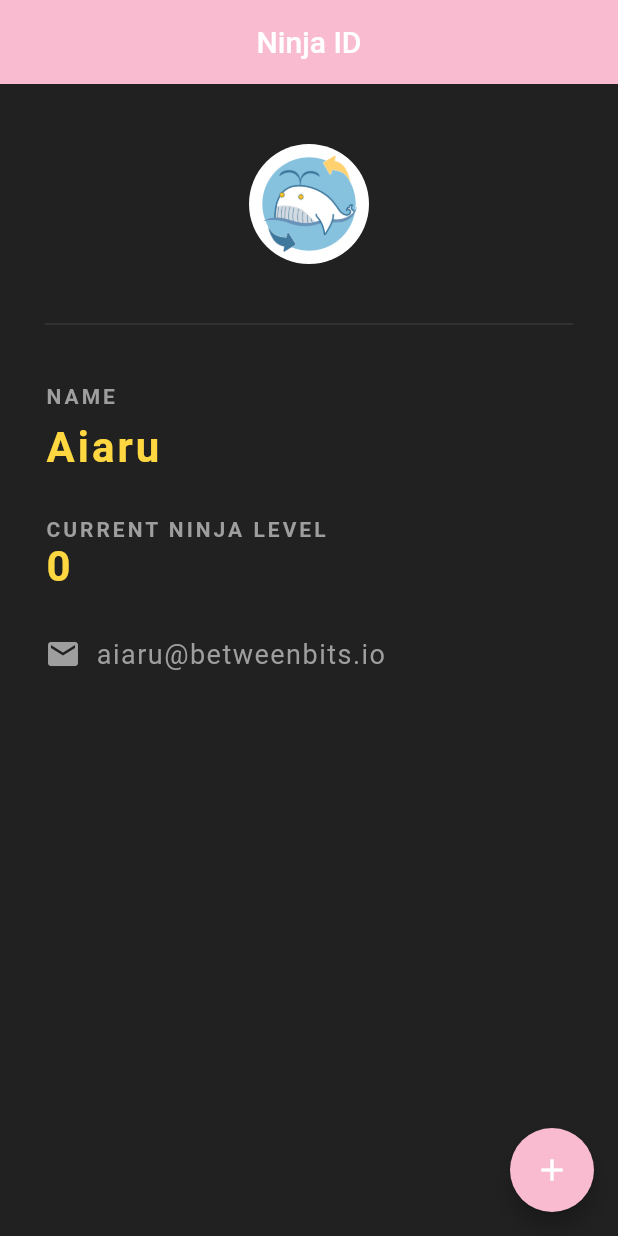
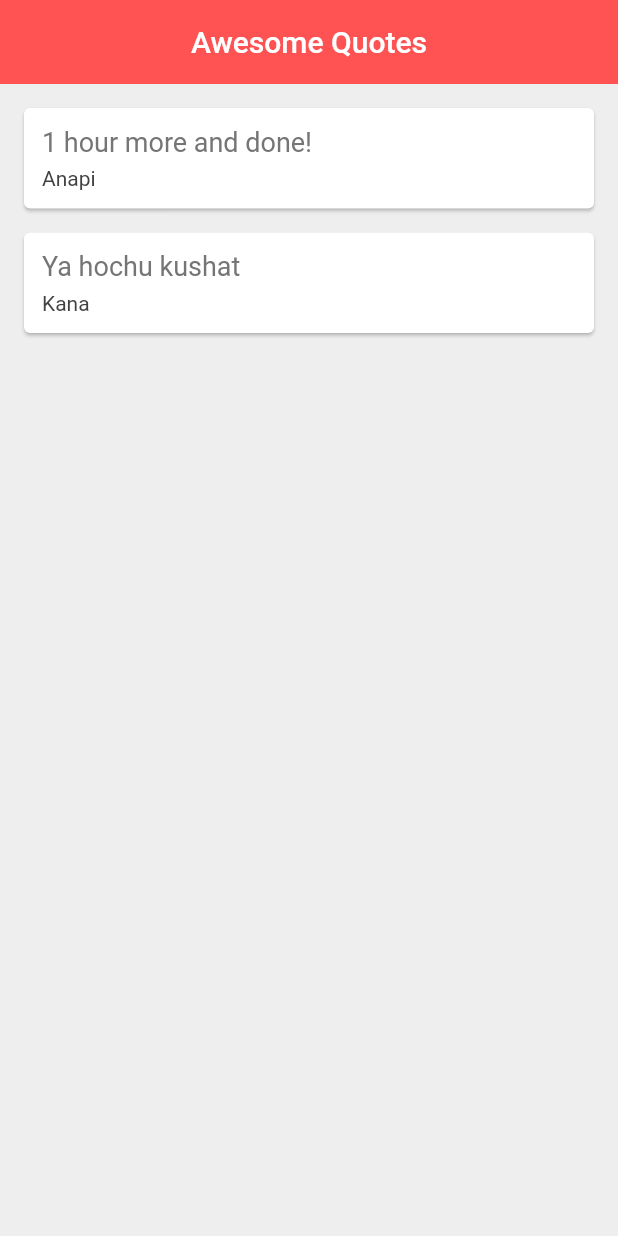
Before and after one commit to anapimolodec/flutter-studies, a Flutter app: the screen it shows after launch, on a phone screen of 412 x 824 dp. Run offline on Flutter 3.47's test engine with Material 2 defaults, Android fonts, the phone set to English and light mode, and no system bars.

Commit message:
ep 17 - 19

```diff
--- a/lib/main.dart
+++ b/lib/main.dart
@@ -1,103 +1,63 @@
 import 'package:flutter/material.dart';
+import 'quote.dart';
 
 void main() => runApp(MaterialApp(
-      home: NinjaCard(),
+      home: QuoteList(),
     ));
 
-class NinjaCard extends StatefulWidget {
+class QuoteList extends StatefulWidget {
   @override
-  State<NinjaCard> createState() => _NinjaCardState();
+  State<QuoteList> createState() => _QuoteListState();
 }
 
-class _NinjaCardState extends State<NinjaCard> {
-  int ninjaLevel = 0;
+class _QuoteListState extends State<QuoteList> {
+  List<Quote> quotes = [
+    Quote(author: 'Anapi', text: "1 hour more and done!"),
+    Quote(author: 'Kana', text: 'Ya hochu kushat'),
+  ];
+
+  Widget quoteTemplate(quote) {
+    return Card(
+      margin: EdgeInsets.fromLTRB(16, 16, 16, 0),
+      child: Padding(
+        padding: const EdgeInsets.all(12.0),
+        child: Column(
+          crossAxisAlignment: CrossAxisAlignment.stretch,
+          children: <Widget>[
+            Text(
+              quote.text,
+              style: TextStyle(
+                fontSize: 18,
+                color: Colors.grey[600],
+              ),
+            ),
+            SizedBox(height: 6),
+            Text(
+              quote.author,
+              style: TextStyle(
+                fontSize: 14,
+                color: Colors.grey[800],
+              ),
+            ),
+          ],
+        ),
+      ),
+    );
+  }
 
   @override
   Widget build(BuildContext context) {
     return Scaffold(
-        backgroundColor: Colors.grey[900],
-        appBar: AppBar(
-          title: Text('Ninja ID'),
-          centerTitle: true,
-          backgroundColor: Colors.pink[100],
-          elevation: 0,
-        ),
-        floatingActionButton: FloatingActionButton(
-          onPressed: () {
-            //triggers the build function
-            setState(() {
-              ninjaLevel += 1;
-            });
-          },
-          child: Icon(Icons.add),
-          backgroundColor: Colors.pink.shade100,
-        ),
-        body: Padding(
-            padding: EdgeInsets.fromLTRB(30, 40, 30, 0),
-            child: Column(
-              crossAxisAlignment: CrossAxisAlignment.start,
-              children: <Widget>[
-                Center(
-                  child: CircleAvatar(
-                    backgroundImage: AssetImage('assets/whale.png'),
-                    backgroundColor: Colors.white,
-                    radius: 40,
-                  ),
-                ),
-                Divider(
-                  height: 80,
-                  color: Colors.grey[800],
-                ),
-                Text(
-                  'NAME',
-                  style: TextStyle(
-                    color: Colors.grey,
-                    fontWeight: FontWeight.bold,
-                    letterSpacing: 2,
-                  ),
-                ),
-                SizedBox(height: 10),
-                Text(
-                  'Aiaru',
-                  style: TextStyle(
-                    color: Colors.amberAccent,
-                    fontWeight: FontWeight.w700,
-                    letterSpacing: 2,
-                    fontSize: 28,
-                  ),
-                ),
-                SizedBox(height: 30),
-                Text(
-                  'CURRENT NINJA LEVEL',
-                  style: TextStyle(
-                    color: Colors.grey,
-                    fontWeight: FontWeight.bold,
-                    letterSpacing: 2,
-                  ),
-                ),
-                Text(
-                  '$ninjaLevel',
-                  style: TextStyle(
-                    color: Colors.amberAccent,
-                    fontWeight: FontWeight.w700,
-                    letterSpacing: 2,
-                    fontSize: 28,
-                  ),
-                ),
-                SizedBox(height: 30),
-                Row(
-                  children: <Widget>[
-                    Icon(Icons.email, color: Colors.grey),
-                    SizedBox(width: 10),
-                    Text('aiaru@betweenbits.io',
-                        style: TextStyle(
-                          color: Colors.grey,
-                          fontSize: 18,
-                          letterSpacing: 1,
-                        )),
-                  ],
-                )
-              ],
-            )));
+      backgroundColor: Colors.grey[200],
+      appBar: AppBar(
+        title: Text('Awesome Quotes'),
+        centerTitle: true,
+        backgroundColor: Colors.redAccent,
+        elevation: 0,
+      ),
+      body: Column(
+        children: quotes.map((quote) => quoteTemplate(quote)).toList(),
+      ),
+    );
   }
 }
--- /dev/null
+++ b/lib/quote.dart
@@ -0,0 +1,6 @@
+class Quote {
+  late String text;
+  late String author;
+
+  Quote({required this.text, required this.author});
+}
```
